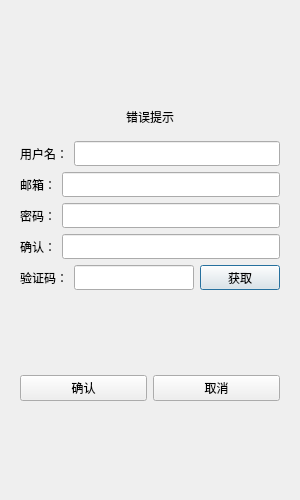
Above: chatroom/registerdialog.ui from Xiangdangdang1/chatroom before the change. Below: the same form after it.
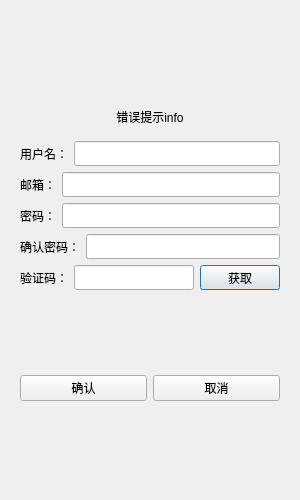
That is the form after the change.

Diff of the .ui file:
```diff
--- a/chatroom/registerdialog.ui
+++ b/chatroom/registerdialog.ui
@@ -51,7 +51,7 @@
             <item>
              <widget class="QLabel" name="err_tip">
               <property name="text">
-               <string>错误提示</string>
+               <string>错误提示info</string>
               </property>
               <property name="alignment">
                <set>Qt::AlignmentFlag::AlignCenter</set>
@@ -195,7 +195,7 @@
               </size>
              </property>
              <property name="text">
-              <string>确认：</string>
+              <string>确认密码：</string>
              </property>
             </widget>
            </item>
```
